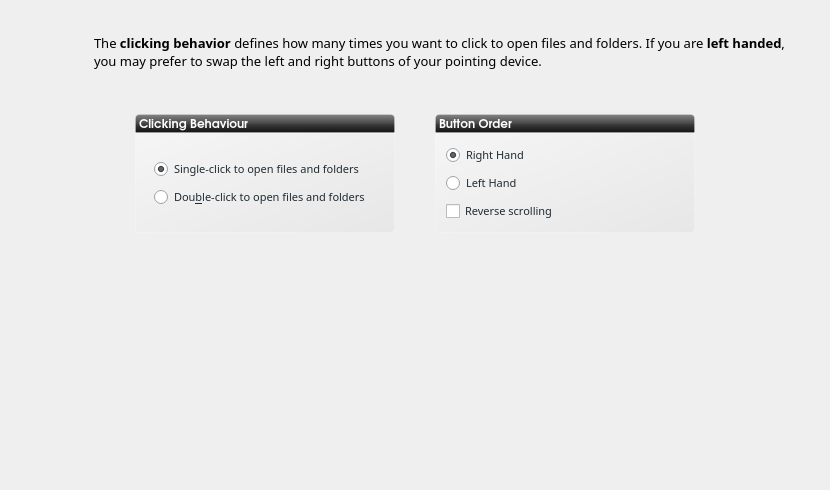
Old version of the form ui/ui_scrMouse.ui in the repository rshipp/kapudan.
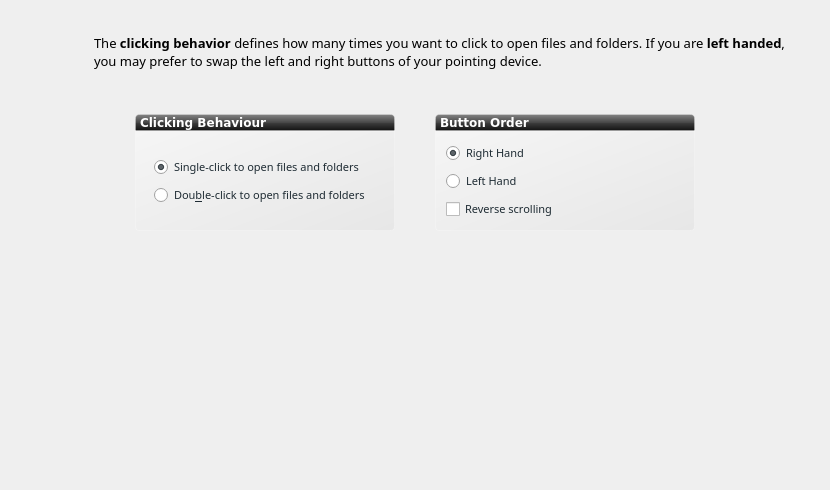
New version of the form. Icons and pictures are not drawn.

What changed in the file:
```diff
--- a/ui/ui_scrMouse.ui
+++ b/ui/ui_scrMouse.ui
@@ -130,7 +130,7 @@
            </property>
            <property name="font">
             <font>
-             <family>URW Gothic L</family>
+             <family>DejaVu Sans</family>
              <pointsize>9</pointsize>
              <weight>75</weight>
              <bold>true</bold>
@@ -329,7 +329,7 @@
            </property>
            <property name="font">
             <font>
-             <family>URW Gothic L</family>
+             <family>DejaVu Sans</family>
              <pointsize>9</pointsize>
              <weight>75</weight>
              <bold>true</bold>
```
